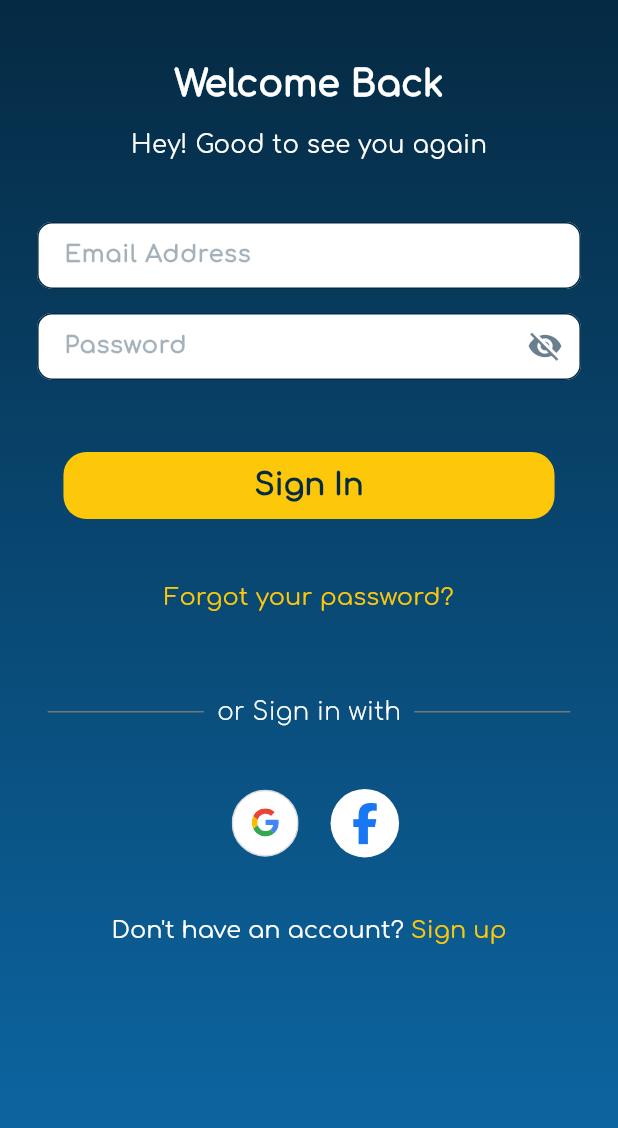
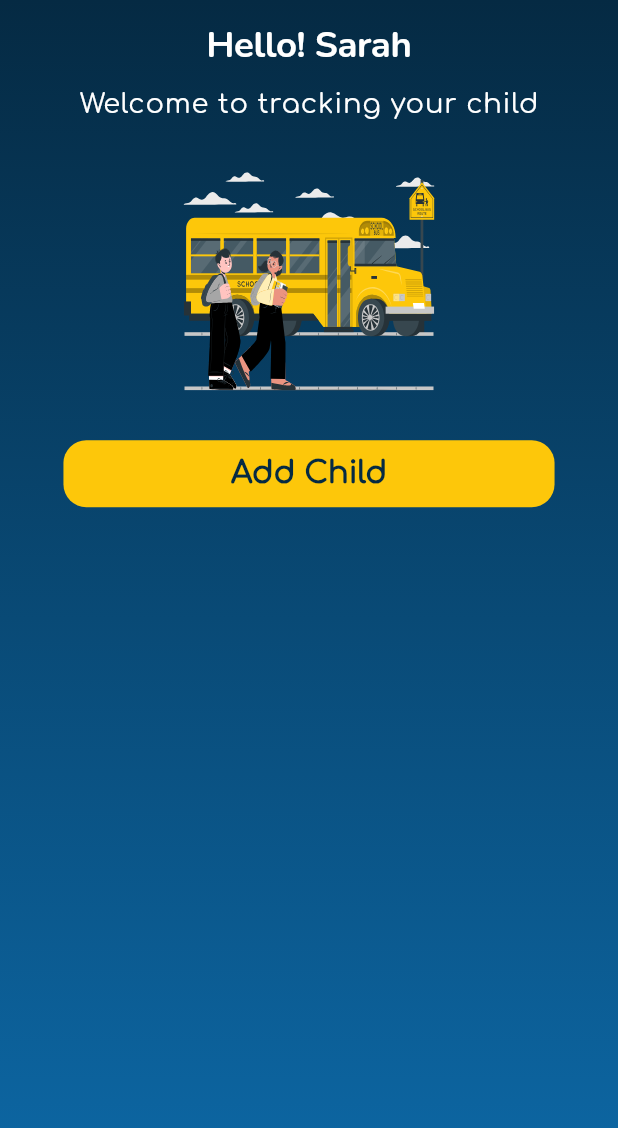
Before and after one commit to wfhani/routus_clean, a Flutter app: the screen it shows after launch, on a phone screen of 412 x 824 dp. Shown: the top 1128 px of the screen. Run offline on Flutter 3.47's test engine with Material 3 defaults, Android fonts, the phone set to English and light mode, and no system bars; our stand-ins replace chewie, curved_navigation_bar, firebase_core, firebase_messaging, flutter_bloc, flutter_screenutil and 5 more; accounts and stored records are empty; project files that could hold a hidden picture were left out.

Commit message:
Save current work before history rewrite

```diff
--- /dev/null
+++ b/lib/features/children/data/models/child_model.dart
@@ -0,0 +1,31 @@
+class ChildModel {
+  final int id;
+  final String name;
+  final String schoolName;
+  final String photo;
+
+  ChildModel({
+    required this.id,
+    required this.name,
+    required this.schoolName,
+    required this.photo,
+  });
+
+  factory ChildModel.fromJson(Map<String, dynamic> json) {
+    return ChildModel(
+      id: json['id'] ?? 0,
+      name: json['name'] ?? 'Unknown',
+      schoolName: json['school_name'] ?? 'Unknown School',
+      photo: json['photo'] != null ? "https://peaceful-alien-indirectly.ngrok-free.app/${json['photo']}" : '',
+    );
+  }
+
+  Map<String, dynamic> toJson() {
+    return {
+      'id': id,
+      'name': name,
+      'school_name': schoolName,
+      'photo': photo,
+    };
+  }
+}
--- /dev/null
+++ b/lib/features/children/data/repositories/children_repository.dart
@@ -0,0 +1,25 @@
+import 'dart:convert';
+import 'package:http/http.dart' as http;
+import '../models/child_model.dart';
+
+class ChildrenRepository {
+  final String baseUrl = "https://peaceful-alien-indirectly.ngrok-free.app/api";
+
+  Future<ChildModel> fetchChildProfile(String schoolName, String studentId) async {
+    final url = "$baseUrl/student-details?school_name=$schoolName&student_id=$studentId";
+
+    final response = await http.get(Uri.parse(url));
+
+    if (response.statusCode == 200) {
+      final jsonData = jsonDecode(response.body);
+
+      if (jsonData == null || !jsonData.containsKey('id') || !jsonData.containsKey('school_name')) {
+        throw Exception("Invalid response from server");
+      }
+
+      return ChildModel.fromJson(jsonData);
+    } else {
+      throw Exception("Failed to fetch child details (Error ${response.statusCode})");
+    }
+  }
+}
--- /dev/null
+++ b/lib/features/children/presentation/cubit/children_cubit.dart
@@ -0,0 +1,49 @@
+import 'package:flutter_bloc/flutter_bloc.dart';
+import '../../data/models/child_model.dart';
+import '../../data/repositories/children_repository.dart';
+
+class ChildrenCubit extends Cubit<ChildrenState> {
+  final ChildrenRepository repository;
+  List<ChildModel> addedChildren = [];
+
+  ChildrenCubit(this.repository) : super(ChildrenInitial());
+
+  Future<void> addChild(String schoolName, String studentId) async {
+    emit(ChildrenLoading());
+    try {
+      final child = await repository.fetchChildProfile(schoolName, studentId);
+
+      if (addedChildren.any((c) => c.id == child.id)) {
+        emit(ChildrenError("Child is already added"));
+        return;
+      }
+
+      addedChildren.add(child);
+      emit(ChildrenLoaded(addedChildren));
+    } catch (e) {
+      emit(ChildrenError("Failed to add child: ${e.toString()}"));
+    }
+  }
+
+  void deleteChild(int childId) {
+    addedChildren.removeWhere((child) => child.id == childId);
+    emit(ChildrenLoaded(addedChildren));
+  }
+}
+
+// 📌 States
+abstract class ChildrenState {}
+
+class ChildrenInitial extends ChildrenState {}
+
+class ChildrenLoading extends ChildrenState {}
+
+class ChildrenLoaded extends ChildrenState {
+  final List<ChildModel> children;
+  ChildrenLoaded(this.children);
+}
+
+class ChildrenError extends ChildrenState {
+  final String message;
+  ChildrenError(this.message);
+}
--- /dev/null
+++ b/lib/features/children/presentation/screens/add_children_screen.dart
@@ -0,0 +1,95 @@
+import 'package:flutter/material.dart';
+import 'package:flutter_bloc/flutter_bloc.dart';
+import 'package:flutter_screenutil/flutter_screenutil.dart';
+import 'package:flutter_svg/flutter_svg.dart';
+import 'package:routus_clean/core/theme/app_theme.dart';
+import '../../../../components/custom_button.dart';
+import '../cubit/children_cubit.dart';
+import 'add_child_form_screen.dart';
+import 'children_list_screen.dart';
+
+class AddChildrenScreen extends StatefulWidget {
+  const AddChildrenScreen({super.key});
+
+  @override
+  _AddChildrenScreenState createState() => _AddChildrenScreenState();
+}
+
+class _AddChildrenScreenState extends State<AddChildrenScreen> {
+  final TextEditingController schoolController = TextEditingController();
+  final TextEditingController studentIdController = TextEditingController();
+
+  @override
+  Widget build(BuildContext context) {
+    return GradientScaffold(
+      child: SafeArea(
+        child: Center(
+          child: Padding(
+            padding: EdgeInsets.symmetric(horizontal: 23.w),
+            child: Column(
+              crossAxisAlignment: CrossAxisAlignment.center,
+              children: [
+                SizedBox(height: 16.h),
+
+                // **Greeting Text**
+                Text(
+                  "Hello! Sarah",
+                  style: Theme
+                      .of(context)
+                      .textTheme
+                      .displayLarge,
+                ),
+                SizedBox(height: 12.h),
+                Text(
+                  "Welcome to tracking your child",
+                  style: Theme
+                      .of(context)
+                      .textTheme
+                      .bodyLarge,
+                ),
+
+                SizedBox(height: 32.h),
+
+                // **Illustration**
+                SvgPicture.asset(
+                  'assets/images/add_child.svg',
+                  width: 166.w,
+                  height: 144.h,
+                ),
+                SizedBox(height: 32.h),
+
+                // **Add Children Button**
+                BlocConsumer<ChildrenCubit, ChildrenState>(
+                  listener: (context, state) {
+                    if (state is ChildrenError) {
+                      ScaffoldMessenger.of(context).showSnackBar(
+                          SnackBar(content: Text(state.message)));
+                    }
+                    if (state is ChildrenLoaded) {
+                      Navigator.pushReplacement(context, MaterialPageRoute(
+                          builder: (_) => const ChildListScreen()));
+                    }
+                  },
+                  builder: (context, state) {
+                    if (state is ChildrenLoading) {
+                      return const CircularProgressIndicator();
+                    }
+                    return CustomButton(
+                      text: 'Add Child',
+                      onPressed: () {
+                        Navigator.push(
+                            context,
+                            MaterialPageRoute(
+                                builder: (_) => const AddChildFormScreen()));
+                      },
+                    );
+                  },
+                ),
+              ],
+            ),
+          ),
+        ),
+      ),
+    );
+  }
+}
--- a/lib/main.dart
+++ b/lib/main.dart
@@ -3,6 +3,9 @@ import 'package:flutter/material.dart';
 import 'package:flutter_bloc/flutter_bloc.dart';
 import 'package:flutter_screenutil/flutter_screenutil.dart';
 import 'package:firebase_messaging/firebase_messaging.dart';
+import 'package:routus_clean/features/children/data/repositories/children_repository.dart';
+import 'package:routus_clean/features/children/presentation/cubit/children_cubit.dart';
+import 'package:routus_clean/features/children/presentation/screens/add_children_screen.dart';
 
 import 'core/theme/app_theme.dart';
 import 'features/auth/data/repositories/auth_repository.dart';
@@ -19,7 +22,7 @@ import 'firebase_options.dart';
 
 void main() async {
   WidgetsFlutterBinding.ensureInitialized();
-
+  await Firebase.initializeApp();
 
 
   // ✅ Retrieve FCM Token (For Push Notifications)
@@ -41,7 +44,8 @@ class MyApp extends StatelessWidget {
     return MultiBlocProvider(
       providers: [
         BlocProvider(create: (context) => HomeCubit()), // ✅ HomeCubit
-        BlocProvider(create: (context) => AuthCubit(AuthRepository())), // ✅ AuthCubit
+        BlocProvider(create: (context) => AuthCubit(AuthRepository())),
+        BlocProvider(create: (context) => ChildrenCubit(ChildrenRepository())),
       ],
       child: ScreenUtilInit(
         designSize: const Size(375, 812),
@@ -53,7 +57,7 @@ class MyApp extends StatelessWidget {
             theme: appTheme,
             initialRoute: '/',
             routes: {
-              '/': (context) => SignInScreen(),
+              '/': (context) => AddChildrenScreen(),
               '/signin': (context) => SignInScreen(),
               '/signup': (context) => SignUpScreen(),
               '/forgetpassword': (context) => const ForgetPasswordScreen(),
```
Also changed, not shown: lib/components/loading_screen.dart (added, +54 -0 lines), lib/features/children/presentation/screens/add_child_form_screen.dart (added, +122 -0 lines), lib/features/children/presentation/screens/children_list_screen.dart (added, +117 -0 lines), lib/features/children/presentation/widgets/child_card.dart (added, +103 -0 lines), lib/features/children/presentation/widgets/delete_child_dialog.dart (added, +104 -0 lines), assets/images/add_child.svg (added), lib/features/presentation/widgets/weather_section.dart (deleted), 12 other files.
